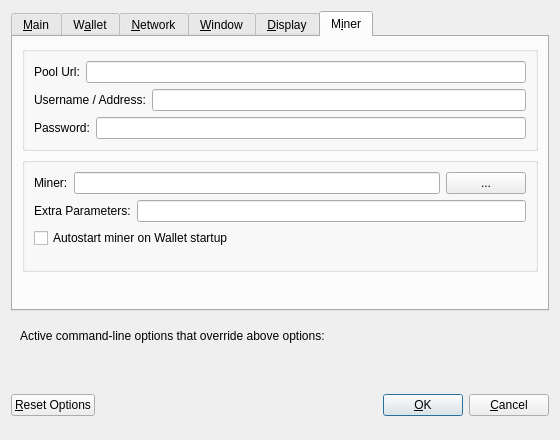
This is src/qt/forms/optionsdialog.ui in mooncoincore/wallet as Qt 5 draws it before an edit. The edited form follows.
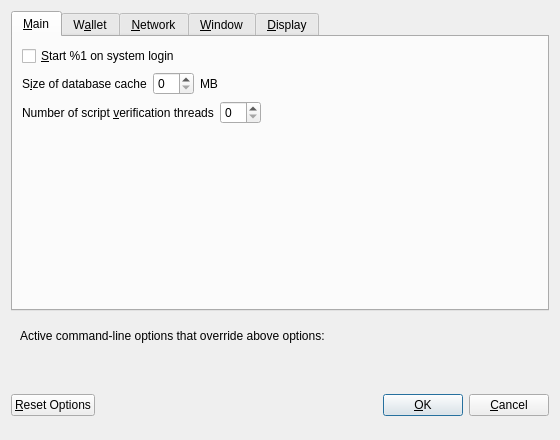
This is the edited form. The open tabs and pages were chosen to show the change. Custom widgets are drawn as their Qt base class.

Patch:
```diff
--- a/src/qt/forms/optionsdialog.ui
+++ b/src/qt/forms/optionsdialog.ui
@@ -664,153 +664,6 @@
        </item>
       </layout>
      </widget>
-     <widget class="QWidget" name="tabMiner">
-      <property name="toolTip">
-       <string>&lt;html&gt;&lt;head/&gt;&lt;body&gt;&lt;p&gt;Setup your miner&lt;/p&gt;&lt;/body&gt;&lt;/html&gt;</string>
-      </property>
-      <attribute name="title">
-       <string>M&amp;iner</string>
-      </attribute>
-      <layout class="QVBoxLayout" name="verticalLayout_3">
-       <item>
-        <widget class="QGroupBox" name="groupBox_2">
-         <property name="title">
-          <string/>
-         </property>
-         <layout class="QVBoxLayout" name="verticalLayout_5">
-          <item>
-           <layout class="QHBoxLayout" name="horizontalLayout_2">
-            <property name="bottomMargin">
-             <number>0</number>
-            </property>
-            <item>
-             <widget class="QLabel" name="label_2">
-              <property name="text">
-               <string>Pool Url:</string>
-              </property>
-             </widget>
-            </item>
-            <item>
-             <widget class="QLineEdit" name="miningPool"/>
-            </item>
-           </layout>
-          </item>
-          <item>
-           <layout class="QHBoxLayout" name="horizontalLayout_3">
-            <property name="bottomMargin">
-             <number>0</number>
-            </property>
-            <item>
-             <widget class="QLabel" name="label_3">
-              <property name="text">
-               <string>Username / Address:</string>
-              </property>
-             </widget>
-            </item>
-            <item>
-             <widget class="QLineEdit" name="miningUsername"/>
-            </item>
-           </layout>
-          </item>
-          <item>
-           <layout class="QHBoxLayout" name="horizontalLayout_4">
-            <property name="bottomMargin">
-             <number>0</number>
-            </property>
-            <item>
-             <widget class="QLabel" name="label_4">
-              <property name="text">
-               <string>Password:</string>
-              </property>
-             </widget>
-            </item>
-            <item>
-             <widget class="QLineEdit" name="miningPassword"/>
-            </item>
-           </layout>
-          </item>
-         </layout>
-        </widget>
-       </item>
-       <item>
-        <widget class="QGroupBox" name="groupBox_3">
-         <property name="title">
-          <string/>
-         </property>
-         <layout class="QVBoxLayout" name="verticalLayout_6">
-          <item>
-           <layout class="QHBoxLayout" name="horizontalLayout_5">
-            <property name="bottomMargin">
-             <number>0</number>
-            </property>
-            <item>
-             <widget class="QLabel" name="label_5">
-              <property name="text">
-               <string>Miner:</string>
-              </property>
-             </widget>
-            </item>
-            <item>
-             <widget class="QLineEdit" name="minerPath"/>
-            </item>
-            <item>
-             <widget class="QPushButton" name="minerPathBtn">
-              <property name="text">
-               <string>...</string>
-              </property>
-             </widget>
-            </item>
-           </layout>
-          </item>
-          <item>
-           <layout class="QHBoxLayout" name="horizontalLayout_6">
-            <property name="bottomMargin">
-             <number>0</number>
-            </property>
-            <item>
-             <widget class="QLabel" name="label_6">
-              <property name="text">
-               <string>Extra Parameters:</string>
-              </property>
-             </widget>
-            </item>
-            <item>
-             <widget class="QLineEdit" name="minerExtraParams"/>
-            </item>
-           </layout>
-          </item>
-          <item>
-           <layout class="QHBoxLayout" name="horizontalLayout_7">
-            <property name="bottomMargin">
-             <number>12</number>
-            </property>
-            <item>
-             <widget class="QCheckBox" name="minerStartUp">
-              <property name="text">
-               <string>Autostart miner on Wallet startup</string>
-              </property>
-             </widget>
-            </item>
-           </layout>
-          </item>
-         </layout>
-        </widget>
-       </item>
-       <item>
-        <spacer name="verticalSpacer">
-         <property name="orientation">
-          <enum>Qt::Vertical</enum>
-         </property>
-         <property name="sizeHint" stdset="0">
-          <size>
-           <width>20</width>
-           <height>40</height>
-          </size>
-         </property>
-        </spacer>
-       </item>
-      </layout>
-     </widget>
     </widget>
    </item>
    <item>
```
